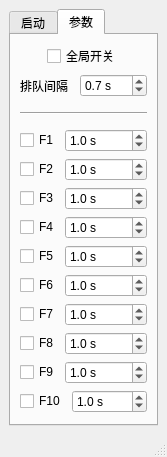
SSSSSFFFFF/FxPresser, file mainwindow.ui: the form before one commit.
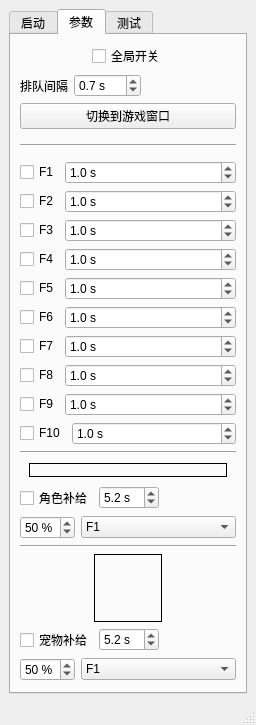
The form after the commit. The open tabs and pages were chosen to show the change.

Commit message: 切换到游戏窗口的功能+更新计划文档

Patch:
```diff
--- a/mainwindow.ui
+++ b/mainwindow.ui
@@ -6,15 +6,15 @@
    <rect>
     <x>0</x>
     <y>0</y>
-    <width>167</width>
-    <height>440</height>
+    <width>256</width>
+    <height>703</height>
    </rect>
   </property>
   <property name="windowTitle">
    <string>FxPresser</string>
   </property>
   <widget class="QWidget" name="centralwidget">
-   <layout class="QHBoxLayout" name="horizontalLayout_12">
+   <layout class="QVBoxLayout" name="verticalLayout_3">
     <item>
      <widget class="QTabWidget" name="tabWidget">
       <property name="currentIndex">
@@ -220,8 +220,28 @@
             </property>
            </widget>
           </item>
+          <item>
+           <spacer name="horizontalSpacer_3">
+            <property name="orientation">
+             <enum>Qt::Horizontal</enum>
+            </property>
+            <property name="sizeHint" stdset="0">
+             <size>
+              <width>40</width>
+              <height>20</height>
+             </size>
+            </property>
+           </spacer>
+          </item>
          </layout>
         </item>
+        <item>
+         <widget class="QPushButton" name="pushButton_SetForeground">
+          <property name="text">
+           <string>切换到游戏窗口</string>
+          </property>
+         </widget>
+        </item>
         <item>
          <widget class="Line" name="line_4">
           <property name="minimumSize">
@@ -564,6 +584,493 @@
            </widget>
           </item>
          </layout>
+        </item>
+        <item>
+         <widget class="Line" name="line_2">
+          <property name="orientation">
+           <enum>Qt::Horizontal</enum>
+          </property>
+         </widget>
+        </item>
+        <item>
+         <layout class="QHBoxLayout" name="horizontalLayout_13">
+          <item>
+           <spacer name="horizontalSpacer_11">
+            <property name="orientation">
+             <enum>Qt::Horizontal</enum>
+            </property>
+            <property name="sizeHint" stdset="0">
+             <size>
+              <width>40</width>
+              <height>20</height>
+             </size>
+            </property>
+           </spacer>
+          </item>
+          <item>
+           <widget class="QLabel" name="label_PlayerHealth">
+            <property name="sizePolicy">
+             <sizepolicy hsizetype="Fixed" vsizetype="Fixed">
+              <horstretch>0</horstretch>
+              <verstretch>0</verstretch>
+             </sizepolicy>
+            </property>
+            <property name="minimumSize">
+             <size>
+              <width>198</width>
+              <height>14</height>
+             </size>
+            </property>
+            <property name="maximumSize">
+             <size>
+              <width>198</width>
+              <height>14</height>
+             </size>
+            </property>
+            <property name="frameShape">
+             <enum>QFrame::Box</enum>
+            </property>
+            <property name="frameShadow">
+             <enum>QFrame::Plain</enum>
+            </property>
+            <property name="lineWidth">
+             <number>1</number>
+            </property>
+            <property name="midLineWidth">
+             <number>0</number>
+            </property>
+            <property name="text">
+             <string/>
+            </property>
+            <property name="scaledContents">
+             <bool>true</bool>
+            </property>
+           </widget>
+          </item>
+          <item>
+           <spacer name="horizontalSpacer_13">
+            <property name="orientation">
+             <enum>Qt::Horizontal</enum>
+            </property>
+            <property name="sizeHint" stdset="0">
+             <size>
+              <width>40</width>
+              <height>20</height>
+             </size>
+            </property>
+           </spacer>
+          </item>
+         </layout>
+        </item>
+        <item>
+         <layout class="QHBoxLayout" name="horizontalLayout_20">
+          <item>
+           <widget class="QCheckBox" name="checkBox_AutoPlayerSupply">
+            <property name="text">
+             <string>角色补给</string>
+            </property>
+           </widget>
+          </item>
+          <item>
+           <widget class="QDoubleSpinBox" name="doubleSpinBox_PlayerInterval">
+            <property name="suffix">
+             <string> s</string>
+            </property>
+            <property name="decimals">
+             <number>1</number>
+            </property>
+            <property name="minimum">
+             <double>0.100000000000000</double>
+            </property>
+            <property name="maximum">
+             <double>10.000000000000000</double>
+            </property>
+            <property name="value">
+             <double>5.200000000000000</double>
+            </property>
+           </widget>
+          </item>
+          <item>
+           <spacer name="horizontalSpacer">
+            <property name="orientation">
+             <enum>Qt::Horizontal</enum>
+            </property>
+            <property name="sizeHint" stdset="0">
+             <size>
+              <width>40</width>
+              <height>20</height>
+             </size>
+            </property>
+           </spacer>
+          </item>
+         </layout>
+        </item>
+        <item>
+         <layout class="QHBoxLayout" name="horizontalLayout_12" stretch="0,1">
+          <item>
+           <widget class="QSpinBox" name="spinBox_MinPlayerHealth">
+            <property name="suffix">
+             <string> %</string>
+            </property>
+            <property name="minimum">
+             <number>1</number>
+            </property>
+            <property name="value">
+             <number>50</number>
+            </property>
+           </widget>
+          </item>
+          <item>
+           <widget class="QComboBox" name="comboBox_PlayerHealthKey">
+            <property name="currentIndex">
+             <number>0</number>
+            </property>
+            <item>
+             <property name="text">
+              <string>F1</string>
+             </property>
+            </item>
+            <item>
+             <property name="text">
+              <string>F2</string>
+             </property>
+            </item>
+            <item>
+             <property name="text">
+              <string>F3</string>
+             </property>
+            </item>
+            <item>
+             <property name="text">
+              <string>F4</string>
+             </property>
+            </item>
+            <item>
+             <property name="text">
+              <string>F5</string>
+             </property>
+            </item>
+            <item>
+             <property name="text">
+              <string>F6</string>
+             </property>
+            </item>
+            <item>
+             <property name="text">
+              <string>F7</string>
+             </property>
+            </item>
+            <item>
+             <property name="text">
+              <string>F8</string>
+             </property>
+            </item>
+            <item>
+             <property name="text">
+              <string>F9</string>
+             </property>
+            </item>
+            <item>
+             <property name="text">
+              <string>F10</string>
+             </property>
+            </item>
+           </widget>
+          </item>
+         </layout>
+        </item>
+        <item>
+         <widget class="Line" name="line_3">
+          <property name="orientation">
+           <enum>Qt::Horizontal</enum>
+          </property>
+         </widget>
+        </item>
+        <item>
+         <layout class="QHBoxLayout" name="horizontalLayout_17">
+          <item>
+           <spacer name="horizontalSpacer_14">
+            <property name="orientation">
+             <enum>Qt::Horizontal</enum>
+            </property>
+            <property name="sizeHint" stdset="0">
+             <size>
+              <width>40</width>
+              <height>20</height>
+             </size>
+            </property>
+           </spacer>
+          </item>
+          <item>
+           <widget class="QLabel" name="label_PetResource">
+            <property name="sizePolicy">
+             <sizepolicy hsizetype="Fixed" vsizetype="Fixed">
+              <horstretch>0</horstretch>
+              <verstretch>0</verstretch>
+             </sizepolicy>
+            </property>
+            <property name="minimumSize">
+             <size>
+              <width>68</width>
+              <height>68</height>
+             </size>
+            </property>
+            <property name="maximumSize">
+             <size>
+              <width>68</width>
+              <height>68</height>
+             </size>
+            </property>
+            <property name="frameShape">
+             <enum>QFrame::Box</enum>
+            </property>
+            <property name="frameShadow">
+             <enum>QFrame::Plain</enum>
+            </property>
+            <property name="text">
+             <string/>
+            </property>
+            <property name="scaledContents">
+             <bool>true</bool>
+            </property>
+           </widget>
+          </item>
+          <item>
+           <spacer name="horizontalSpacer_15">
+            <property name="orientation">
+             <enum>Qt::Horizontal</enum>
+            </property>
+            <property name="sizeHint" stdset="0">
+             <size>
+              <width>40</width>
+              <height>20</height>
+             </size>
+            </property>
+           </spacer>
+          </item>
+         </layout>
+        </item>
+        <item>
+         <layout class="QHBoxLayout" name="horizontalLayout_18">
+          <item>
+           <widget class="QCheckBox" name="checkBox_AutoPetSupply">
+            <property name="text">
+             <string>宠物补给</string>
+            </property>
+           </widget>
+          </item>
+          <item>
+           <widget class="QDoubleSpinBox" name="doubleSpinBox_PetInterval">
+            <property name="suffix">
+             <string> s</string>
+            </property>
+            <property name="decimals">
+             <number>1</number>
+            </property>
+            <property name="minimum">
+             <double>0.100000000000000</double>
+            </property>
+            <property name="maximum">
+             <double>10.000000000000000</double>
+            </property>
+            <property name="value">
+             <double>5.200000000000000</double>
+            </property>
+           </widget>
+          </item>
+          <item>
+           <spacer name="horizontalSpacer_2">
+            <property name="orientation">
+             <enum>Qt::Horizontal</enum>
+            </property>
+            <property name="sizeHint" stdset="0">
+             <size>
+              <width>40</width>
+              <height>20</height>
+             </size>
+            </property>
+           </spacer>
+          </item>
+         </layout>
+        </item>
+        <item>
+         <layout class="QHBoxLayout" name="horizontalLayout_15" stretch="0,1">
+          <item>
+           <widget class="QSpinBox" name="spinBox_MinPetResource">
+            <property name="suffix">
+             <string> %</string>
+            </property>
+            <property name="minimum">
+             <number>1</number>
+            </property>
+            <property name="value">
+             <number>50</number>
+            </property>
+           </widget>
+          </item>
+          <item>
+           <widget class="QComboBox" name="comboBox_PetHealthKey">
+            <property name="currentIndex">
+             <number>0</number>
+            </property>
+            <property name="maxVisibleItems">
+             <number>10</number>
+            </property>
+            <item>
+             <property name="text">
+              <string>F1</string>
+             </property>
+            </item>
+            <item>
+             <property name="text">
+              <string>F2</string>
+             </property>
+            </item>
+            <item>
+             <property name="text">
+              <string>F3</string>
+             </property>
+            </item>
+            <item>
+             <property name="text">
+              <string>F4</string>
+             </property>
+            </item>
+            <item>
+             <property name="text">
+              <string>F5</string>
+             </property>
+            </item>
+            <item>
+             <property name="text">
+              <string>F6</string>
+             </property>
+            </item>
+            <item>
+             <property name="text">
+              <string>F7</string>
+             </property>
+            </item>
+            <item>
+             <property name="text">
+              <string>F8</string>
+             </property>
+            </item>
+            <item>
+             <property name="text">
+              <string>F9</string>
+             </property>
+            </item>
+            <item>
+             <property name="text">
+              <string>F10</string>
+             </property>
+            </item>
+           </widget>
+          </item>
+         </layout>
+        </item>
+       </layout>
+      </widget>
+      <widget class="QWidget" name="tab_3">
+       <attribute name="title">
+        <string>测试</string>
+       </attribute>
+       <layout class="QVBoxLayout" name="verticalLayout_4">
+        <item>
+         <layout class="QHBoxLayout" name="horizontalLayout_19">
+          <item>
+           <spacer name="horizontalSpacer_17">
+            <property name="orientation">
+             <enum>Qt::Horizontal</enum>
+            </property>
+            <property name="sizeHint" stdset="0">
+             <size>
+              <width>40</width>
+              <height>20</height>
+             </size>
+            </property>
+           </spacer>
+          </item>
+          <item>
+           <widget class="QLabel" name="label_SampleImage">
+            <property name="sizePolicy">
+             <sizepolicy hsizetype="Fixed" vsizetype="Fixed">
+              <horstretch>0</horstretch>
+              <verstretch>0</verstretch>
+             </sizepolicy>
+            </property>
+            <property name="minimumSize">
+             <size>
+              <width>200</width>
+              <height>200</height>
+             </size>
+            </property>
+            <property name="maximumSize">
+             <size>
+              <width>200</width>
+              <height>200</height>
+             </size>
+            </property>
+            <property name="frameShape">
+             <enum>QFrame::Box</enum>
+            </property>
+            <property name="frameShadow">
+             <enum>QFrame::Plain</enum>
+            </property>
+            <property name="text">
+             <string/>
+            </property>
+           </widget>
+          </item>
+          <item>
+           <spacer name="horizontalSpacer_18">
+            <property name="orientation">
+             <enum>Qt::Horizontal</enum>
+            </property>
+            <property name="sizeHint" stdset="0">
+             <size>
+              <width>40</width>
+              <height>20</height>
+             </size>
+            </property>
+           </spacer>
+          </item>
+         </layout>
+        </item>
+        <item>
+         <widget class="QPushButton" name="pushButton_ReadImage">
+          <property name="text">
+           <string>读取图片</string>
+          </property>
+         </widget>
+        </item>
+        <item>
+         <widget class="QPushButton" name="pushButton_TestPlayerSupply">
+          <property name="text">
+           <string>测试人物补给</string>
+          </property>
+         </widget>
+        </item>
+        <item>
+         <widget class="QPushButton" name="pushButton_TestPetSupply">
+          <property name="text">
+           <string>测试宠物补给</string>
+          </property>
+         </widget>
+        </item>
+        <item>
+         <spacer name="verticalSpacer">
+          <property name="orientation">
+           <enum>Qt::Vertical</enum>
+          </property>
+          <property name="sizeHint" stdset="0">
+           <size>
+            <width>20</width>
+            <height>344</height>
+           </size>
+          </property>
+         </spacer>
         </item>
        </layout>
       </widget>
```
Left out of the diff: 7 changed lines with no effect on the pictures. The commit also changes 6 other files.
